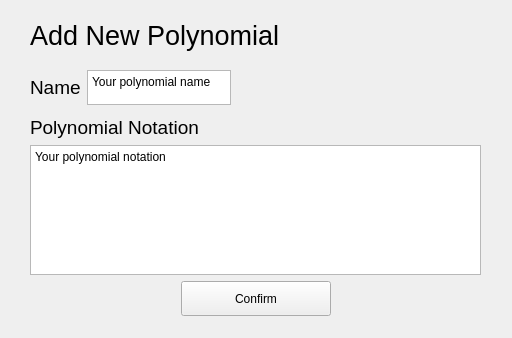
Old version of the form vsproj/PolynomialCalculator/AddPolynomialWidget.ui in the repository 4elodoy-Molovek/PolinomShegaya.
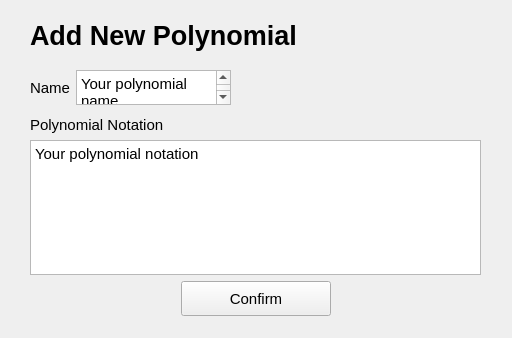
New version of the form.

What changed in the file:
```diff
--- a/vsproj/PolynomialCalculator/AddPolynomialWidget.ui
+++ b/vsproj/PolynomialCalculator/AddPolynomialWidget.ui
@@ -25,6 +25,7 @@
    <property name="font">
     <font>
      <pointsize>20</pointsize>
+     <bold>true</bold>
     </font>
    </property>
    <property name="text">
@@ -47,7 +48,7 @@
        <widget class="QLabel" name="nameText">
         <property name="font">
          <font>
-          <pointsize>14</pointsize>
+          <pointsize>11</pointsize>
          </font>
         </property>
         <property name="text">
@@ -81,6 +82,11 @@
           <height>0</height>
          </size>
         </property>
+        <property name="font">
+         <font>
+          <pointsize>11</pointsize>
+         </font>
+        </property>
         <property name="html">
          <string>&lt;!DOCTYPE HTML PUBLIC &quot;-//W3C//DTD HTML 4.0//EN&quot; &quot;http://www.w3.org/TR/REC-html40/strict.dtd&quot;&gt;
 &lt;html&gt;&lt;head&gt;&lt;meta name=&quot;qrichtext&quot; content=&quot;1&quot; /&gt;&lt;meta charset=&quot;utf-8&quot; /&gt;&lt;style type=&quot;text/css&quot;&gt;
@@ -88,7 +94,7 @@
 hr { height: 1px; border-width: 0; }
 li.unchecked::marker { content: &quot;\2610&quot;; }
 li.checked::marker { content: &quot;\2612&quot;; }
-&lt;/style&gt;&lt;/head&gt;&lt;body style=&quot; font-family:'Segoe UI'; font-size:9pt; font-weight:400; font-style:normal;&quot;&gt;
+&lt;/style&gt;&lt;/head&gt;&lt;body style=&quot; font-family:'Segoe UI'; font-size:11pt; font-weight:400; font-style:normal;&quot;&gt;
 &lt;p style=&quot; margin-top:0px; margin-bottom:0px; margin-left:0px; margin-right:0px; -qt-block-indent:0; text-indent:0px;&quot;&gt;Your polynomial name&lt;/p&gt;&lt;/body&gt;&lt;/html&gt;</string>
         </property>
        </widget>
@@ -131,7 +137,7 @@
      <widget class="QLabel" name="polynomialNotationTitle">
       <property name="font">
        <font>
-        <pointsize>14</pointsize>
+        <pointsize>11</pointsize>
        </font>
       </property>
       <property name="text">
@@ -153,6 +159,11 @@
         <height>100</height>
        </size>
       </property>
+      <property name="font">
+       <font>
+        <pointsize>11</pointsize>
+       </font>
+      </property>
       <property name="html">
        <string>&lt;!DOCTYPE HTML PUBLIC &quot;-//W3C//DTD HTML 4.0//EN&quot; &quot;http://www.w3.org/TR/REC-html40/strict.dtd&quot;&gt;
 &lt;html&gt;&lt;head&gt;&lt;meta name=&quot;qrichtext&quot; content=&quot;1&quot; /&gt;&lt;meta charset=&quot;utf-8&quot; /&gt;&lt;style type=&quot;text/css&quot;&gt;
@@ -160,7 +171,7 @@
 hr { height: 1px; border-width: 0; }
 li.unchecked::marker { content: &quot;\2610&quot;; }
 li.checked::marker { content: &quot;\2612&quot;; }
-&lt;/style&gt;&lt;/head&gt;&lt;body style=&quot; font-family:'Segoe UI'; font-size:9pt; font-weight:400; font-style:normal;&quot;&gt;
+&lt;/style&gt;&lt;/head&gt;&lt;body style=&quot; font-family:'Segoe UI'; font-size:11pt; font-weight:400; font-style:normal;&quot;&gt;
 &lt;p style=&quot; margin-top:0px; margin-bottom:0px; margin-left:0px; margin-right:0px; -qt-block-indent:0; text-indent:0px;&quot;&gt;Your polynomial notation&lt;/p&gt;&lt;/body&gt;&lt;/html&gt;</string>
       </property>
      </widget>
@@ -188,6 +199,11 @@
           <height>35</height>
          </size>
         </property>
+        <property name="font">
+         <font>
+          <pointsize>11</pointsize>
+         </font>
+        </property>
         <property name="text">
          <string>Confirm</string>
         </property>
```
